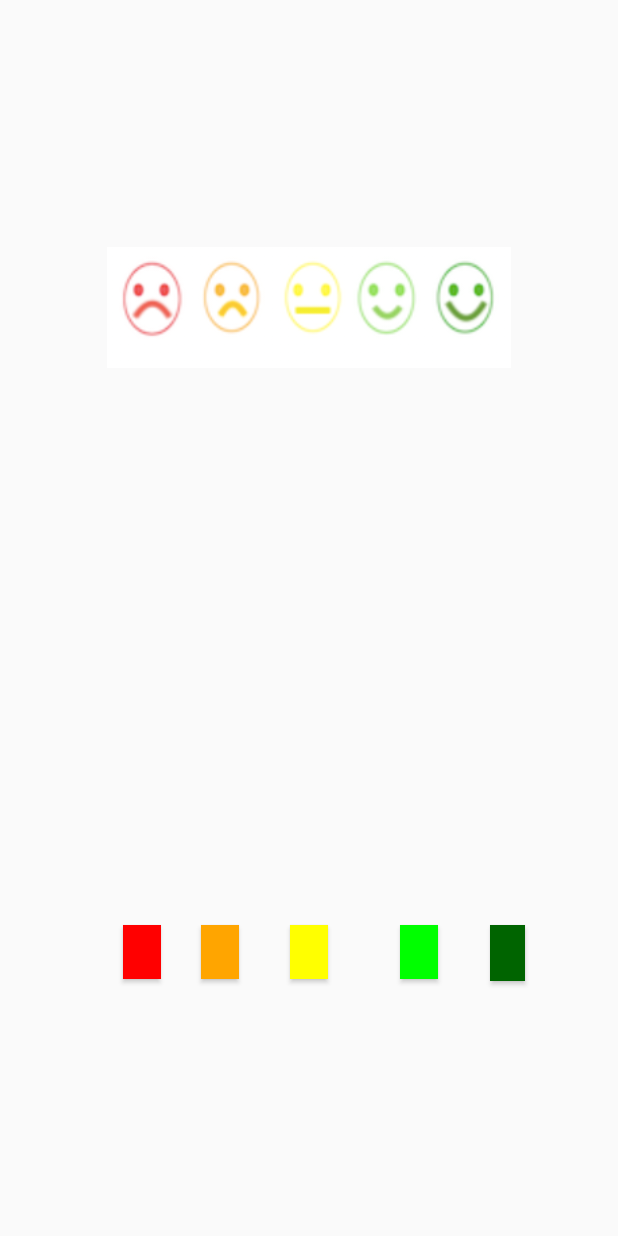
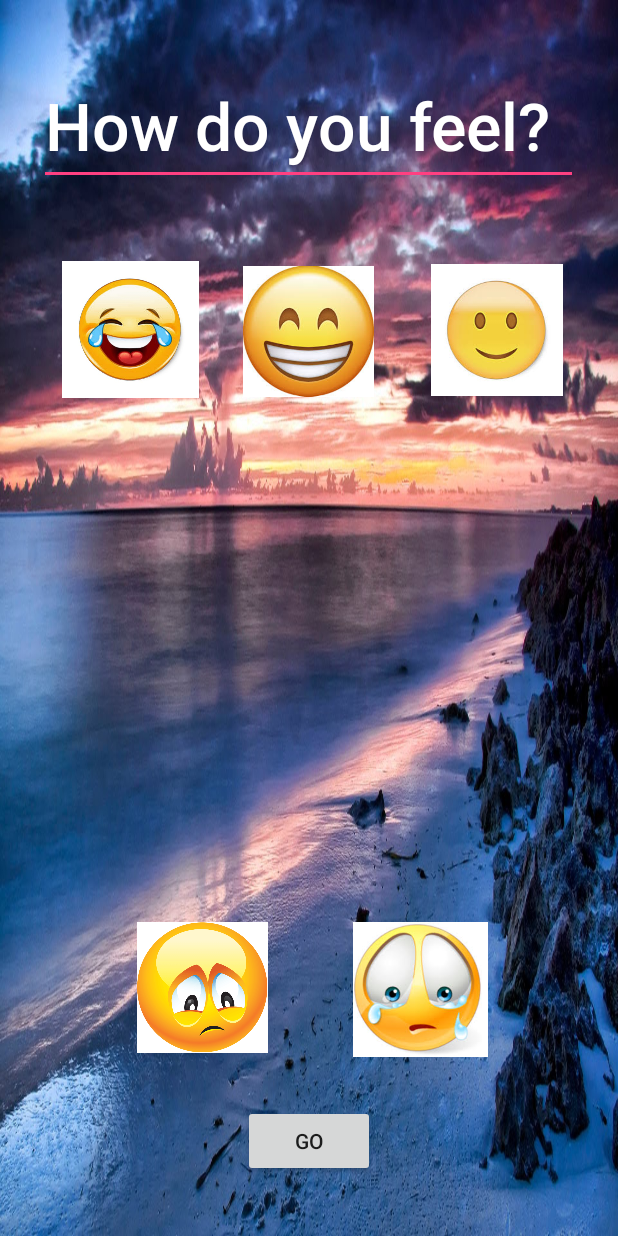
Before and after one commit to vladimirfomene/Moodify, an Android app: the layout content_home.xml on its own in the app's theme, with its tools: preview values and no code run, on a phone screen of 412 x 824 dp. Run offline under Robolectric (Android 15) with nearby library versions, the phone set to English and light mode, and no system bars.

Commit message:
UI refinement

```diff
--- a/app/src/main/res/layout/activity_main.xml
+++ b/app/src/main/res/layout/activity_main.xml
@@ -1,18 +1,19 @@
 <?xml version="1.0" encoding="utf-8"?>
-<android.support.constraint.ConstraintLayout xmlns:android="http://schemas.android.com/apk/res/android"
+<LinearLayout xmlns:android="http://schemas.android.com/apk/res/android"
     xmlns:app="http://schemas.android.com/apk/res-auto"
     xmlns:tools="http://schemas.android.com/tools"
+    android:orientation="vertical"
     android:layout_width="match_parent"
     android:layout_height="match_parent"
     tools:context=".MainActivity">
 
     <ImageView
-        android:id="@+id/imageView"
-        android:layout_width="231dp"
-        android:layout_height="210dp"
-        android:layout_marginTop="98dp"
-        app:layout_constraintEnd_toEndOf="parent"
-        app:layout_constraintStart_toStartOf="parent"
-        app:layout_constraintTop_toTopOf="parent"
-        app:srcCompat="@drawable/think" />
-</android.support.constraint.ConstraintLayout>
+        android:id="@+id/imageView2"
+        android:layout_width="match_parent"
+        android:layout_height="match_parent"
+        app:srcCompat="@drawable/splash"
+        android:scaleType="centerCrop"
+        tools:layout_editor_absoluteX="208dp"
+        tools:layout_editor_absoluteY="376dp" />
+
+</LinearLayout>
--- a/app/src/main/res/layout/activity_player.xml
+++ b/app/src/main/res/layout/activity_player.xml
@@ -1,12 +1,20 @@
 <?xml version="1.0" encoding="utf-8"?>
 <FrameLayout xmlns:android="http://schemas.android.com/apk/res/android"
     android:layout_width="match_parent"
-    android:layout_height="match_parent"
-    android:background="#03A9F4">
+    android:layout_height="match_parent">
 
-    <com.google.android.exoplayer2.ui.PlayerView android:id="@+id/audio_view"
+    <LinearLayout
         android:layout_width="match_parent"
         android:layout_height="match_parent"
-        android:background="#03A9F4"/>
+        android:orientation="vertical"
+        android:background="#03A9F4">
+
+        <com.google.android.exoplayer2.ui.PlayerView android:id="@+id/audio_view"
+            android:layout_width="match_parent"
+            android:layout_height="match_parent"/>
+
+    </LinearLayout>
+
+
 
 </FrameLayout>
--- a/app/src/main/res/layout/content_home.xml
+++ b/app/src/main/res/layout/content_home.xml
@@ -4,6 +4,7 @@
     xmlns:tools="http://schemas.android.com/tools"
     android:layout_width="match_parent"
     android:layout_height="match_parent"
+    android:background="@drawable/back2"
     app:layout_behavior="@string/appbar_scrolling_view_behavior"
     tools:context=".HomeActivity"
     tools:showIn="@layout/activity_home">
@@ -11,64 +12,78 @@
     <RelativeLayout
         android:layout_width="match_parent"
         android:layout_height="match_parent"
+        android:visibility="visible"
         tools:layout_editor_absoluteX="0dp"
         tools:layout_editor_absoluteY="0dp">
 
-        <ImageView
-            android:id="@+id/imageView2"
-            android:layout_width="269dp"
-            android:layout_height="158dp"
+        <EditText
+            android:id="@+id/editText4"
+            android:layout_width="359dp"
+            android:layout_height="wrap_content"
             android:layout_alignParentTop="true"
             android:layout_centerHorizontal="true"
-            android:layout_marginTop="126dp"
-            app:srcCompat="@drawable/scale"
-            tools:layout_editor_absoluteX="71dp"
-            tools:layout_editor_absoluteY="66dp" />
+            android:layout_marginTop="44dp"
+            android:ems="10"
+            android:inputType="textPersonName"
+            android:text="How do you feel?"
+            android:textAppearance="@style/TextAppearance.AppCompat.Title"
+            android:textColor="@android:color/white"
+            android:textSize="44sp" />
+
+        <ImageView
+            android:id="@+id/lgreen"
+            android:layout_width="87dp"
+            android:layout_height="89dp"
+            android:layout_alignParentTop="true"
+            android:layout_centerHorizontal="true"
+            android:layout_marginTop="176dp"
+            app:srcCompat="@drawable/two" />
+
+        <ImageView
+            android:id="@+id/yellow"
+            android:layout_width="105dp"
+            android:layout_height="91dp"
+            android:layout_alignBottom="@+id/lgreen"
+            android:layout_alignParentStart="true"
+            android:layout_marginStart="34dp"
+            app:srcCompat="@drawable/one" />
+
+        <ImageView
+            android:id="@+id/orange"
+            android:layout_width="93dp"
+            android:layout_height="87dp"
+            android:layout_alignParentStart="true"
+            android:layout_alignTop="@+id/red"
+            android:layout_marginStart="88dp"
+            app:srcCompat="@drawable/four" />
+
+        <ImageView
+            android:id="@+id/red"
+            android:layout_width="92dp"
+            android:layout_height="90dp"
+            android:layout_alignParentBottom="true"
+            android:layout_alignParentEnd="true"
+            android:layout_marginBottom="119dp"
+            android:layout_marginEnd="86dp"
+            app:srcCompat="@drawable/five" />
+
+        <ImageView
+            android:id="@+id/dgreen"
+            android:layout_width="114dp"
+            android:layout_height="88dp"
+            android:layout_alignParentEnd="true"
+            android:layout_alignTop="@+id/lgreen"
+            android:layout_marginEnd="24dp"
+            app:srcCompat="@drawable/three" />
 
         <Button
-            android:id="@+id/lgreen"
-            android:layout_width="25dp"
-            android:layout_height="36dp"
-            android:layout_alignParentEnd="true"
-            android:layout_alignTop="@+id/red"
-            android:layout_marginEnd="120dp"
-            android:background="@color/Green" />
-
-        <Button
-            android:id="@+id/yellow"
-            android:layout_width="25dp"
-            android:layout_height="36dp"
-            android:layout_alignTop="@+id/red"
+            android:id="@+id/button2"
+            android:layout_width="wrap_content"
+            android:layout_height="wrap_content"
+            android:layout_alignParentBottom="true"
             android:layout_centerHorizontal="true"
-            android:background="@color/Yellow" />
-
-        <Button
-            android:id="@+id/orange"
-            android:layout_width="25dp"
-            android:layout_height="36dp"
-            android:layout_alignParentStart="true"
-            android:layout_alignTop="@+id/red"
-            android:layout_marginStart="134dp"
-            android:background="@color/Orange" />
-
-        <Button
-            android:id="@+id/red"
-            android:layout_width="25dp"
-            android:layout_height="36dp"
-            android:layout_alignParentBottom="true"
-            android:layout_alignParentStart="true"
-            android:layout_marginBottom="171dp"
-            android:layout_marginStart="82dp"
-            android:background="@color/Red" />
-
-        <Button
-            android:id="@+id/dgreen"
-            android:layout_width="23dp"
-            android:layout_height="37dp"
-            android:layout_alignParentEnd="true"
-            android:layout_alignTop="@+id/red"
-            android:layout_marginEnd="62dp"
-            android:background="@color/DGreen" />
+            android:layout_marginBottom="39dp"
+            android:text="GO" />
 
 
     </RelativeLayout>
```
Also changed, not shown: app/src/main/res/drawable/1.png (added), app/src/main/res/drawable/2.jpg (added), app/src/main/res/drawable/3.png (added), app/src/main/res/drawable/4.jpg (added), app/src/main/res/drawable/4.png (added), app/src/main/res/drawable/5.jpg (added), app/src/main/res/drawable/back2.jpg (added), app/src/main/res/drawable/five.jpg (added), app/src/main/res/drawable/four.png (added), app/src/main/res/drawable/one.jpg (added), app/src/main/res/drawable/three.jpg (added), app/src/main/res/drawable/two.jpg (added), 1 other file.
